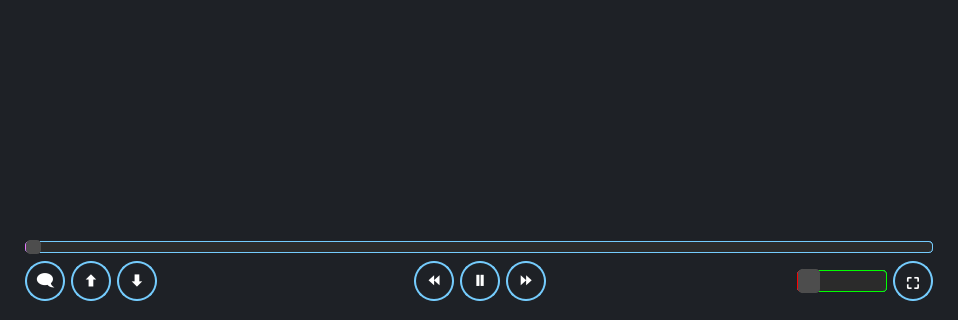
Before: the Qt Designer form assets/player.ui in Delamox/ytQt, drawn with Qt 5; both pictures show x 0 to 958 and y 334 to 654 of the 958 by 654 pixel window.
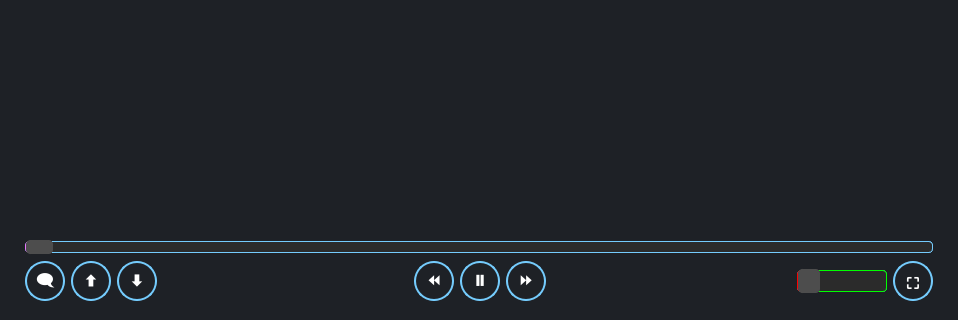
After: the same form once the commit is applied.

Commit message: .exe windows support

What changed in the file:
```diff
--- a/assets/player.ui
+++ b/assets/player.ui
@@ -54,7 +54,7 @@
 QSlider::handle:horizontal {
 background: #4d4d4d;
 border: 1px solid #4d4d4d;
-width: 13px;
+width: 25px;
 margin-top: -2px;
 margin-bottom: -2px;
 border-radius: 4px;
```
The commit also changes 2 other files.
